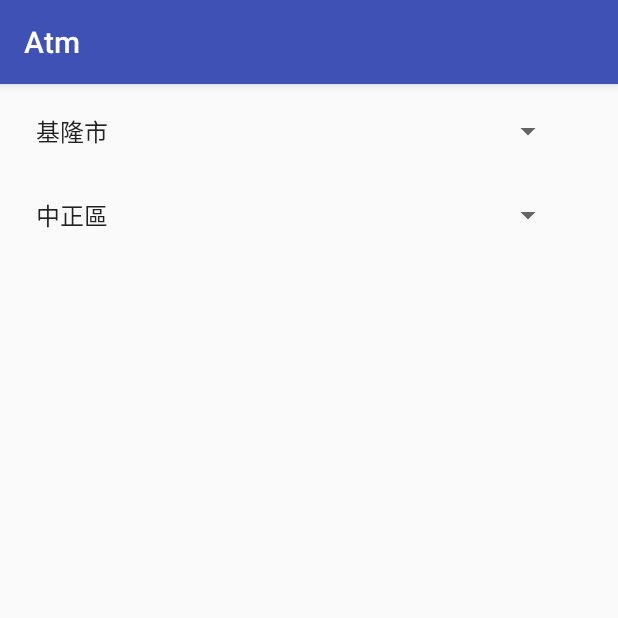
After one commit to YunchinLin/Atm, an Android app: the AddrActivity screen opened directly, with no data from a screen before it, on a phone screen of 412 x 824 dp, the top half of it. The commit adds this screen. Run offline under Robolectric (Android 15) with nearby library versions, the phone set to English and light mode, and no system bars.

Commit message:
Spinner, List practices

```diff
--- /dev/null
+++ b/app/src/main/java/com/bess/atm/AddrActivity.java
@@ -0,0 +1,49 @@
+package com.bess.atm;
+
+import android.support.v7.app.AppCompatActivity;
+import android.os.Bundle;
+import android.util.Log;
+import android.view.View;
+import android.widget.AdapterView;
+import android.widget.ArrayAdapter;
+import android.widget.Spinner;
+
+public class AddrActivity extends AppCompatActivity {
+
+    private Spinner spCity;
+    private Spinner spArea;
+    private String TAG = AddrActivity.class.getSimpleName();
+
+    @Override
+    protected void onCreate(Bundle savedInstanceState) {
+        super.onCreate(savedInstanceState);
+        setContentView(R.layout.activity_addr);
+        spCity = (Spinner) findViewById(R.id.sp_city);
+        spArea = (Spinner) findViewById(R.id.sp_area);
+
+        ArrayAdapter adapter = new ArrayAdapter(this,
+                android.R.layout.simple_list_item_1, new String[]{"基隆市", "新北市", "台北市"});
+        spCity.setAdapter(adapter);
+        spCity.setOnItemSelectedListener(new  AdapterView.OnItemSelectedListener() {
+            @Override
+            public void onItemSelected(AdapterView<?> adapterView, View view, int position, long l) {
+                String[] data = null;
+                if (position == 0){
+                    data = new String[]{"中正區", "暖暖區", "八堵區"};
+                }else if(position == 1){
+                    data = new String[]{"永和區", "板橋區", "新莊區"};
+                }else{
+                    data = new String[]{"信義區", "大安區", "士林區"};
+                }
+                ArrayAdapter adapter1 = new ArrayAdapter(AddrActivity.this, android.R.layout.simple_list_item_1, data);
+                spArea.setAdapter(adapter1);
+            }
+
+            @Override
+            public void onNothingSelected(AdapterView<?> adapterView) {
+
+            }
+        });
+    }
+
+}
--- a/app/src/main/java/com/bess/atm/Ch8Activity.java
+++ b/app/src/main/java/com/bess/atm/Ch8Activity.java
@@ -8,7 +8,7 @@ import android.widget.AdapterView;
 import android.widget.ArrayAdapter;
 import android.widget.Spinner;
 
-public class Ch8Activity extends AppCompatActivity {
+public class                                                                                                                                                                                                                                                                                      Ch8Activity extends AppCompatActivity {
 
     private String TAG = Ch8Activity.class.getSimpleName();
 
--- a/app/src/main/java/com/bess/atm/UserInfoActivity.java
+++ b/app/src/main/java/com/bess/atm/UserInfoActivity.java
@@ -1,5 +1,6 @@
 package com.bess.atm;
 
+import android.content.Intent;
 import android.support.v7.app.AppCompatActivity;
 import android.os.Bundle;
 import android.util.Log;
@@ -52,4 +53,9 @@ public class UserInfoActivity extends AppCompatActivity {
         setResult(RESULT_OK, getIntent());
         finish();
     }
+
+    public void addr(View view){
+        startActivity(new Intent(this, CityActivity.class));
+    }
+
 }
--- /dev/null
+++ b/app/src/main/res/layout/activity_addr.xml
@@ -0,0 +1,34 @@
+<?xml version="1.0" encoding="utf-8"?>
+<android.support.constraint.ConstraintLayout xmlns:android="http://schemas.android.com/apk/res/android"
+    xmlns:app="http://schemas.android.com/apk/res-auto"
+    xmlns:tools="http://schemas.android.com/tools"
+    android:layout_width="match_parent"
+    android:layout_height="match_parent"
+    tools:context="com.bess.atm.AddrActivity">
+
+    <Spinner
+        android:id="@+id/sp_city"
+        android:layout_width="368dp"
+        android:layout_height="wrap_content"
+        app:layout_constraintTop_toTopOf="parent"
+        android:layout_marginTop="7dp"
+        android:layout_marginLeft="8dp"
+        app:layout_constraintLeft_toLeftOf="parent"
+        android:layout_marginRight="8dp"
+        app:layout_constraintRight_toRightOf="parent"
+        android:layout_marginStart="8dp"
+        android:layout_marginEnd="8dp"
+        app:layout_constraintHorizontal_bias="0.0" />
+
+    <Spinner
+        android:id="@+id/sp_area"
+        android:layout_width="368dp"
+        android:layout_height="wrap_content"
+        android:layout_marginLeft="8dp"
+        android:layout_marginRight="8dp"
+        app:layout_constraintHorizontal_bias="0.0"
+        app:layout_constraintLeft_toLeftOf="parent"
+        app:layout_constraintRight_toRightOf="parent"
+        android:layout_marginTop="8dp"
+        app:layout_constraintTop_toBottomOf="@+id/sp_city" />
+</android.support.constraint.ConstraintLayout>
```
Also changed, not shown: app/src/main/AndroidManifest.xml (+6 -1 lines), app/src/main/java/com/bess/atm/Area1Activity.java (added, +30 -0 lines), app/src/main/java/com/bess/atm/Area2Activity.java (added, +29 -0 lines), app/src/main/java/com/bess/atm/Area3Activity.java (added, +29 -0 lines), app/src/main/java/com/bess/atm/CityActivity.java (added, +41 -0 lines), app/src/main/res/layout/activity_area.xml (added, +21 -0 lines), app/src/main/res/layout/activity_area2.xml (added, +21 -0 lines), app/src/main/res/layout/activity_area3.xml (added, +21 -0 lines), app/src/main/res/layout/activity_city.xml (added, +21 -0 lines), app/src/main/res/layout/activity_user_info.xml (+12 -0 lines), app/src/main/res/values/strings.xml (indentation only).
